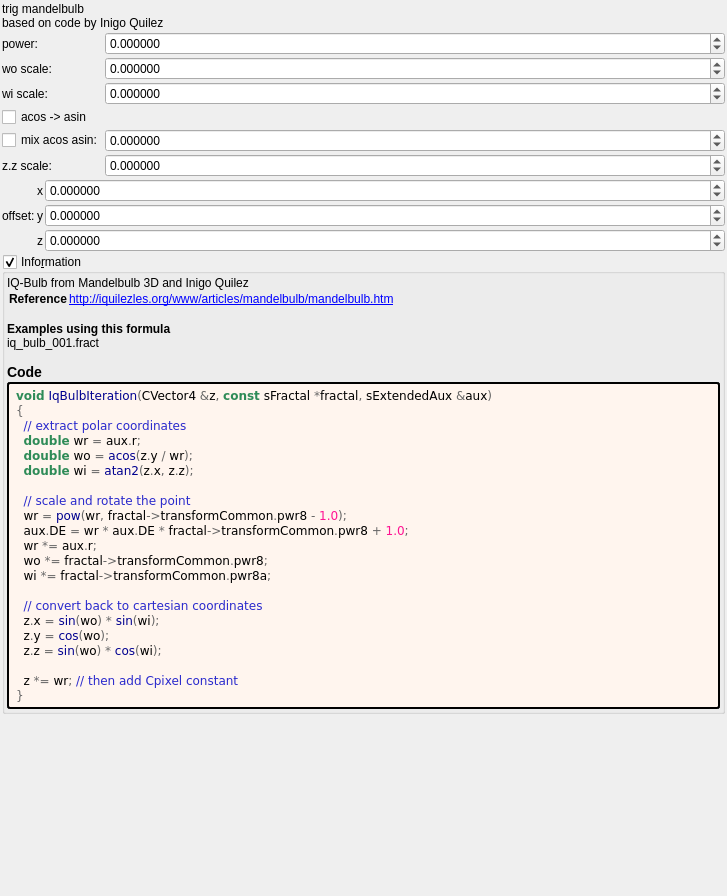
Qt form mandelbulber2/formula/ui/mandelbulb_iq_v2.ui (buddhi1980/mandelbulber2) before a commit.
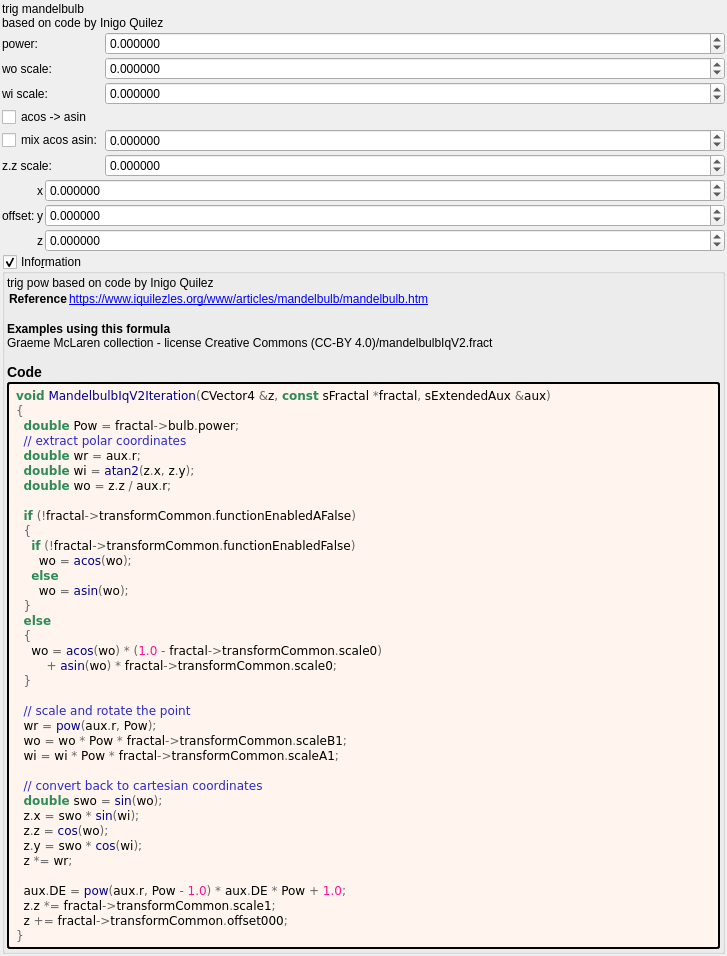
The same form after that commit. Custom widgets are drawn as their Qt base class.

What changed in the file:
```diff
--- a/mandelbulber2/formula/ui/mandelbulb_iq_v2.ui
+++ b/mandelbulber2/formula/ui/mandelbulb_iq_v2.ui
@@ -375,11 +375,11 @@
       <item>
        <widget class="QLabel" name="label_information_general">
         <property name="text">
-         <string notr="true">&lt;p&gt;IQ-Bulb from Mandelbulb 3D and Inigo Quilez&lt;/p&gt;&lt;table&gt;
-&lt;tr&gt;&lt;th&gt;Reference&lt;/th&gt;&lt;td&gt;&lt;a href=&quot;http://iquilezles.org/www/articles/mandelbulb/mandelbulb.htm&quot;&gt;http://iquilezles.org/www/articles/mandelbulb/mandelbulb.htm&lt;br&gt;
+         <string notr="true">&lt;p&gt;trig pow based on code by Inigo Quilez&lt;/p&gt;&lt;table&gt;
+&lt;tr&gt;&lt;th&gt;Reference&lt;/th&gt;&lt;td&gt;&lt;a href=&quot;https://www.iquilezles.org/www/articles/mandelbulb/mandelbulb.htm&quot;&gt;https://www.iquilezles.org/www/articles/mandelbulb/mandelbulb.htm&lt;br&gt;
 &lt;/td&gt;&lt;/tr&gt;
 &lt;/table&gt;
-&lt;br&gt;&lt;b&gt;Examples using this formula&lt;/b&gt;&lt;br&gt;iq_bulb_001.fract&lt;h3&gt;Code&lt;/h3&gt;</string>
+&lt;br&gt;&lt;b&gt;Examples using this formula&lt;/b&gt;&lt;br&gt;Graeme McLaren  collection - license Creative Commons  (CC-BY 4.0)/mandelbulbIqV2.fract&lt;h3&gt;Code&lt;/h3&gt;</string>
         </property>
         <property name="wordWrap">
          <bool>true</bool>
@@ -399,26 +399,42 @@
         </property>
         <property name="text">
          <string notr="true">&lt;body style=&quot;background-color:#fff5ee&quot;&gt;
-&lt;pre style=&quot;color:#000000; background-color:#fff5ee;  font-family:'Courier New',monospace;&quot;&gt;&lt;span style=&quot;color:#2e8b57; font-weight:bold&quot;&gt;void&lt;/span&gt; &lt;span style=&quot;color:#00008f&quot;&gt;IqBulbIteration&lt;/span&gt;&lt;span style=&quot;color:#676767&quot;&gt;(&lt;/span&gt;CVector4 &lt;span style=&quot;color:#676767&quot;&gt;&amp;amp;&lt;/span&gt;z&lt;span style=&quot;color:#676767&quot;&gt;,&lt;/span&gt; &lt;span style=&quot;color:#2e8b57; font-weight:bold&quot;&gt;const&lt;/span&gt; sFractal &lt;span style=&quot;color:#676767&quot;&gt;*&lt;/span&gt;fractal&lt;span style=&quot;color:#676767&quot;&gt;,&lt;/span&gt; sExtendedAux &lt;span style=&quot;color:#676767&quot;&gt;&amp;amp;&lt;/span&gt;aux&lt;span style=&quot;color:#676767&quot;&gt;)&lt;/span&gt;
+&lt;pre style=&quot;color:#000000; background-color:#fff5ee;  font-family:'Courier New',monospace;&quot;&gt;&lt;span style=&quot;color:#2e8b57; font-weight:bold&quot;&gt;void&lt;/span&gt; &lt;span style=&quot;color:#00008f&quot;&gt;MandelbulbIqV2Iteration&lt;/span&gt;&lt;span style=&quot;color:#676767&quot;&gt;(&lt;/span&gt;CVector4 &lt;span style=&quot;color:#676767&quot;&gt;&amp;amp;&lt;/span&gt;z&lt;span style=&quot;color:#676767&quot;&gt;,&lt;/span&gt; &lt;span style=&quot;color:#2e8b57; font-weight:bold&quot;&gt;const&lt;/span&gt; sFractal &lt;span style=&quot;color:#676767&quot;&gt;*&lt;/span&gt;fractal&lt;span style=&quot;color:#676767&quot;&gt;,&lt;/span&gt; sExtendedAux &lt;span style=&quot;color:#676767&quot;&gt;&amp;amp;&lt;/span&gt;aux&lt;span style=&quot;color:#676767&quot;&gt;)&lt;/span&gt;
 &lt;span style=&quot;color:#676767&quot;&gt;{&lt;/span&gt;
+  &lt;span style=&quot;color:#2e8b57; font-weight:bold&quot;&gt;double&lt;/span&gt; Pow &lt;span style=&quot;color:#676767&quot;&gt;=&lt;/span&gt; fractal&lt;span style=&quot;color:#676767&quot;&gt;-&amp;gt;&lt;/span&gt;bulb&lt;span style=&quot;color:#676767&quot;&gt;.&lt;/span&gt;power&lt;span style=&quot;color:#676767&quot;&gt;;&lt;/span&gt;
   &lt;span style=&quot;color:#2929cc&quot;&gt;// extract polar coordinates&lt;/span&gt;
   &lt;span style=&quot;color:#2e8b57; font-weight:bold&quot;&gt;double&lt;/span&gt; wr &lt;span style=&quot;color:#676767&quot;&gt;=&lt;/span&gt; aux&lt;span style=&quot;color:#676767&quot;&gt;.&lt;/span&gt;r&lt;span style=&quot;color:#676767&quot;&gt;;&lt;/span&gt;
-  &lt;span style=&quot;color:#2e8b57; font-weight:bold&quot;&gt;double&lt;/span&gt; wo &lt;span style=&quot;color:#676767&quot;&gt;=&lt;/span&gt; &lt;span style=&quot;color:#00008f&quot;&gt;acos&lt;/span&gt;&lt;span style=&quot;color:#676767&quot;&gt;(&lt;/span&gt;z&lt;span style=&quot;color:#676767&quot;&gt;.&lt;/span&gt;y &lt;span style=&quot;color:#676767&quot;&gt;/&lt;/span&gt; wr&lt;span style=&quot;color:#676767&quot;&gt;);&lt;/span&gt;
-  &lt;span style=&quot;color:#2e8b57; font-weight:bold&quot;&gt;double&lt;/span&gt; wi &lt;span style=&quot;color:#676767&quot;&gt;=&lt;/span&gt; &lt;span style=&quot;color:#00008f&quot;&gt;atan2&lt;/span&gt;&lt;span style=&quot;color:#676767&quot;&gt;(&lt;/span&gt;z&lt;span style=&quot;color:#676767&quot;&gt;.&lt;/span&gt;x&lt;span style=&quot;color:#676767&quot;&gt;,&lt;/span&gt; z&lt;span style=&quot;color:#676767&quot;&gt;.&lt;/span&gt;z&lt;span style=&quot;color:#676767&quot;&gt;);&lt;/span&gt;
+  &lt;span style=&quot;color:#2e8b57; font-weight:bold&quot;&gt;double&lt;/span&gt; wi &lt;span style=&quot;color:#676767&quot;&gt;=&lt;/span&gt; &lt;span style=&quot;color:#00008f&quot;&gt;atan2&lt;/span&gt;&lt;span style=&quot;color:#676767&quot;&gt;(&lt;/span&gt;z&lt;span style=&quot;color:#676767&quot;&gt;.&lt;/span&gt;x&lt;span style=&quot;color:#676767&quot;&gt;,&lt;/span&gt; z&lt;span style=&quot;color:#676767&quot;&gt;.&lt;/span&gt;y&lt;span style=&quot;color:#676767&quot;&gt;);&lt;/span&gt;
+  &lt;span style=&quot;color:#2e8b57; font-weight:bold&quot;&gt;double&lt;/span&gt; wo &lt;span style=&quot;color:#676767&quot;&gt;=&lt;/span&gt; z&lt;span style=&quot;color:#676767&quot;&gt;.&lt;/span&gt;z &lt;span style=&quot;color:#676767&quot;&gt;/&lt;/span&gt; aux&lt;span style=&quot;color:#676767&quot;&gt;.&lt;/span&gt;r&lt;span style=&quot;color:#676767&quot;&gt;;&lt;/span&gt;
+
+  &lt;span style=&quot;color:#2e8b57; font-weight:bold&quot;&gt;if&lt;/span&gt; &lt;span style=&quot;color:#676767&quot;&gt;(!&lt;/span&gt;fractal&lt;span style=&quot;color:#676767&quot;&gt;-&amp;gt;&lt;/span&gt;transformCommon&lt;span style=&quot;color:#676767&quot;&gt;.&lt;/span&gt;functionEnabledAFalse&lt;span style=&quot;color:#676767&quot;&gt;)&lt;/span&gt;
+  &lt;span style=&quot;color:#676767&quot;&gt;{&lt;/span&gt;
+    &lt;span style=&quot;color:#2e8b57; font-weight:bold&quot;&gt;if&lt;/span&gt; &lt;span style=&quot;color:#676767&quot;&gt;(!&lt;/span&gt;fractal&lt;span style=&quot;color:#676767&quot;&gt;-&amp;gt;&lt;/span&gt;transformCommon&lt;span style=&quot;color:#676767&quot;&gt;.&lt;/span&gt;functionEnabledFalse&lt;span style=&quot;color:#676767&quot;&gt;)&lt;/span&gt;
+      wo &lt;span style=&quot;color:#676767&quot;&gt;=&lt;/span&gt; &lt;span style=&quot;color:#00008f&quot;&gt;acos&lt;/span&gt;&lt;span style=&quot;color:#676767&quot;&gt;(&lt;/span&gt;wo&lt;span style=&quot;color:#676767&quot;&gt;);&lt;/span&gt;
+    &lt;span style=&quot;color:#2e8b57; font-weight:bold&quot;&gt;else&lt;/span&gt;
+      wo &lt;span style=&quot;color:#676767&quot;&gt;=&lt;/span&gt; &lt;span style=&quot;color:#00008f&quot;&gt;asin&lt;/span&gt;&lt;span style=&quot;color:#676767&quot;&gt;(&lt;/span&gt;wo&lt;span style=&quot;color:#676767&quot;&gt;);&lt;/span&gt;
+  &lt;span style=&quot;color:#676767&quot;&gt;}&lt;/span&gt;
+  &lt;span style=&quot;color:#2e8b57; font-weight:bold&quot;&gt;else&lt;/span&gt;
+  &lt;span style=&quot;color:#676767&quot;&gt;{&lt;/span&gt;
+    wo &lt;span style=&quot;color:#676767&quot;&gt;=&lt;/span&gt; &lt;span style=&quot;color:#00008f&quot;&gt;acos&lt;/span&gt;&lt;span style=&quot;color:#676767&quot;&gt;(&lt;/span&gt;wo&lt;span style=&quot;color:#676767&quot;&gt;) * (&lt;/span&gt;&lt;span style=&quot;color:#ff1493&quot;&gt;1.0&lt;/span&gt; &lt;span style=&quot;color:#676767&quot;&gt;-&lt;/span&gt; fractal&lt;span style=&quot;color:#676767&quot;&gt;-&amp;gt;&lt;/span&gt;transformCommon&lt;span style=&quot;color:#676767&quot;&gt;.&lt;/span&gt;scale0&lt;span style=&quot;color:#676767&quot;&gt;)&lt;/span&gt;
+        &lt;span style=&quot;color:#676767&quot;&gt;+&lt;/span&gt; &lt;span style=&quot;color:#00008f&quot;&gt;asin&lt;/span&gt;&lt;span style=&quot;color:#676767&quot;&gt;(&lt;/span&gt;wo&lt;span style=&quot;color:#676767&quot;&gt;) *&lt;/span&gt; fractal&lt;span style=&quot;color:#676767&quot;&gt;-&amp;gt;&lt;/span&gt;transformCommon&lt;span style=&quot;color:#676767&quot;&gt;.&lt;/span&gt;scale0&lt;span style=&quot;color:#676767&quot;&gt;;&lt;/span&gt;
+  &lt;span style=&quot;color:#676767&quot;&gt;}&lt;/span&gt;
 
   &lt;span style=&quot;color:#2929cc&quot;&gt;// scale and rotate the point&lt;/span&gt;
-  wr &lt;span style=&quot;color:#676767&quot;&gt;=&lt;/span&gt; &lt;span style=&quot;color:#00008f&quot;&gt;pow&lt;/span&gt;&lt;span style=&quot;color:#676767&quot;&gt;(&lt;/span&gt;wr&lt;span style=&quot;color:#676767&quot;&gt;,&lt;/span&gt; fractal&lt;span style=&quot;color:#676767&quot;&gt;-&amp;gt;&lt;/span&gt;transformCommon&lt;span style=&quot;color:#676767&quot;&gt;.&lt;/span&gt;pwr8 &lt;span style=&quot;color:#676767&quot;&gt;-&lt;/span&gt; &lt;span style=&quot;color:#ff1493&quot;&gt;1.0&lt;/span&gt;&lt;span style=&quot;color:#676767&quot;&gt;);&lt;/span&gt;
-  aux&lt;span style=&quot;color:#676767&quot;&gt;.&lt;/span&gt;DE &lt;span style=&quot;color:#676767&quot;&gt;=&lt;/span&gt; wr &lt;span style=&quot;color:#676767&quot;&gt;*&lt;/span&gt; aux&lt;span style=&quot;color:#676767&quot;&gt;.&lt;/span&gt;DE &lt;span style=&quot;color:#676767&quot;&gt;*&lt;/span&gt; fractal&lt;span style=&quot;color:#676767&quot;&gt;-&amp;gt;&lt;/span&gt;transformCommon&lt;span style=&quot;color:#676767&quot;&gt;.&lt;/span&gt;pwr8 &lt;span style=&quot;color:#676767&quot;&gt;+&lt;/span&gt; &lt;span style=&quot;color:#ff1493&quot;&gt;1.0&lt;/span&gt;&lt;span style=&quot;color:#676767&quot;&gt;;&lt;/span&gt;
-  wr &lt;span style=&quot;color:#676767&quot;&gt;*=&lt;/span&gt; aux&lt;span style=&quot;color:#676767&quot;&gt;.&lt;/span&gt;r&lt;span style=&quot;color:#676767&quot;&gt;;&lt;/span&gt;
-  wo &lt;span style=&quot;color:#676767&quot;&gt;*=&lt;/span&gt; fractal&lt;span style=&quot;color:#676767&quot;&gt;-&amp;gt;&lt;/span&gt;transformCommon&lt;span style=&quot;color:#676767&quot;&gt;.&lt;/span&gt;pwr8&lt;span style=&quot;color:#676767&quot;&gt;;&lt;/span&gt;
-  wi &lt;span style=&quot;color:#676767&quot;&gt;*=&lt;/span&gt; fractal&lt;span style=&quot;color:#676767&quot;&gt;-&amp;gt;&lt;/span&gt;transformCommon&lt;span style=&quot;color:#676767&quot;&gt;.&lt;/span&gt;pwr8a&lt;span style=&quot;color:#676767&quot;&gt;;&lt;/span&gt;
+  wr &lt;span style=&quot;color:#676767&quot;&gt;=&lt;/span&gt; &lt;span style=&quot;color:#00008f&quot;&gt;pow&lt;/span&gt;&lt;span style=&quot;color:#676767&quot;&gt;(&lt;/span&gt;aux&lt;span style=&quot;color:#676767&quot;&gt;.&lt;/span&gt;r&lt;span style=&quot;color:#676767&quot;&gt;,&lt;/span&gt; Pow&lt;span style=&quot;color:#676767&quot;&gt;);&lt;/span&gt;
+  wo &lt;span style=&quot;color:#676767&quot;&gt;=&lt;/span&gt; wo &lt;span style=&quot;color:#676767&quot;&gt;*&lt;/span&gt; Pow &lt;span style=&quot;color:#676767&quot;&gt;*&lt;/span&gt; fractal&lt;span style=&quot;color:#676767&quot;&gt;-&amp;gt;&lt;/span&gt;transformCommon&lt;span style=&quot;color:#676767&quot;&gt;.&lt;/span&gt;scaleB1&lt;span style=&quot;color:#676767&quot;&gt;;&lt;/span&gt;
+  wi &lt;span style=&quot;color:#676767&quot;&gt;=&lt;/span&gt; wi &lt;span style=&quot;color:#676767&quot;&gt;*&lt;/span&gt; Pow &lt;span style=&quot;color:#676767&quot;&gt;*&lt;/span&gt; fractal&lt;span style=&quot;color:#676767&quot;&gt;-&amp;gt;&lt;/span&gt;transformCommon&lt;span style=&quot;color:#676767&quot;&gt;.&lt;/span&gt;scaleA1&lt;span style=&quot;color:#676767&quot;&gt;;&lt;/span&gt;
 
   &lt;span style=&quot;color:#2929cc&quot;&gt;// convert back to cartesian coordinates&lt;/span&gt;
-  z&lt;span style=&quot;color:#676767&quot;&gt;.&lt;/span&gt;x &lt;span style=&quot;color:#676767&quot;&gt;=&lt;/span&gt; &lt;span style=&quot;color:#00008f&quot;&gt;sin&lt;/span&gt;&lt;span style=&quot;color:#676767&quot;&gt;(&lt;/span&gt;wo&lt;span style=&quot;color:#676767&quot;&gt;) *&lt;/span&gt; &lt;span style=&quot;color:#00008f&quot;&gt;sin&lt;/span&gt;&lt;span style=&quot;color:#676767&quot;&gt;(&lt;/span&gt;wi&lt;span style=&quot;color:#676767&quot;&gt;);&lt;/span&gt;
-  z&lt;span style=&quot;color:#676767&quot;&gt;.&lt;/span&gt;y &lt;span style=&quot;color:#676767&quot;&gt;=&lt;/span&gt; &lt;span style=&quot;color:#00008f&quot;&gt;cos&lt;/span&gt;&lt;span style=&quot;color:#676767&quot;&gt;(&lt;/span&gt;wo&lt;span style=&quot;color:#676767&quot;&gt;);&lt;/span&gt;
-  z&lt;span style=&quot;color:#676767&quot;&gt;.&lt;/span&gt;z &lt;span style=&quot;color:#676767&quot;&gt;=&lt;/span&gt; &lt;span style=&quot;color:#00008f&quot;&gt;sin&lt;/span&gt;&lt;span style=&quot;color:#676767&quot;&gt;(&lt;/span&gt;wo&lt;span style=&quot;color:#676767&quot;&gt;) *&lt;/span&gt; &lt;span style=&quot;color:#00008f&quot;&gt;cos&lt;/span&gt;&lt;span style=&quot;color:#676767&quot;&gt;(&lt;/span&gt;wi&lt;span style=&quot;color:#676767&quot;&gt;);&lt;/span&gt;
+  &lt;span style=&quot;color:#2e8b57; font-weight:bold&quot;&gt;double&lt;/span&gt; swo &lt;span style=&quot;color:#676767&quot;&gt;=&lt;/span&gt; &lt;span style=&quot;color:#00008f&quot;&gt;sin&lt;/span&gt;&lt;span style=&quot;color:#676767&quot;&gt;(&lt;/span&gt;wo&lt;span style=&quot;color:#676767&quot;&gt;);&lt;/span&gt;
+  z&lt;span style=&quot;color:#676767&quot;&gt;.&lt;/span&gt;x &lt;span style=&quot;color:#676767&quot;&gt;=&lt;/span&gt; swo &lt;span style=&quot;color:#676767&quot;&gt;*&lt;/span&gt; &lt;span style=&quot;color:#00008f&quot;&gt;sin&lt;/span&gt;&lt;span style=&quot;color:#676767&quot;&gt;(&lt;/span&gt;wi&lt;span style=&quot;color:#676767&quot;&gt;);&lt;/span&gt;
+  z&lt;span style=&quot;color:#676767&quot;&gt;.&lt;/span&gt;z &lt;span style=&quot;color:#676767&quot;&gt;=&lt;/span&gt; &lt;span style=&quot;color:#00008f&quot;&gt;cos&lt;/span&gt;&lt;span style=&quot;color:#676767&quot;&gt;(&lt;/span&gt;wo&lt;span style=&quot;color:#676767&quot;&gt;);&lt;/span&gt;
+  z&lt;span style=&quot;color:#676767&quot;&gt;.&lt;/span&gt;y &lt;span style=&quot;color:#676767&quot;&gt;=&lt;/span&gt; swo &lt;span style=&quot;color:#676767&quot;&gt;*&lt;/span&gt; &lt;span style=&quot;color:#00008f&quot;&gt;cos&lt;/span&gt;&lt;span style=&quot;color:#676767&quot;&gt;(&lt;/span&gt;wi&lt;span style=&quot;color:#676767&quot;&gt;);&lt;/span&gt;
+  z &lt;span style=&quot;color:#676767&quot;&gt;*=&lt;/span&gt; wr&lt;span style=&quot;color:#676767&quot;&gt;;&lt;/span&gt;
 
-  z &lt;span style=&quot;color:#676767&quot;&gt;*=&lt;/span&gt; wr&lt;span style=&quot;color:#676767&quot;&gt;;&lt;/span&gt; &lt;span style=&quot;color:#2929cc&quot;&gt;// then add Cpixel constant&lt;/span&gt;
+  aux&lt;span style=&quot;color:#676767&quot;&gt;.&lt;/span&gt;DE &lt;span style=&quot;color:#676767&quot;&gt;=&lt;/span&gt; &lt;span style=&quot;color:#00008f&quot;&gt;pow&lt;/span&gt;&lt;span style=&quot;color:#676767&quot;&gt;(&lt;/span&gt;aux&lt;span style=&quot;color:#676767&quot;&gt;.&lt;/span&gt;r&lt;span style=&quot;color:#676767&quot;&gt;,&lt;/span&gt; Pow &lt;span style=&quot;color:#676767&quot;&gt;-&lt;/span&gt; &lt;span style=&quot;color:#ff1493&quot;&gt;1.0&lt;/span&gt;&lt;span style=&quot;color:#676767&quot;&gt;) *&lt;/span&gt; aux&lt;span style=&quot;color:#676767&quot;&gt;.&lt;/span&gt;DE &lt;span style=&quot;color:#676767&quot;&gt;*&lt;/span&gt; Pow &lt;span style=&quot;color:#676767&quot;&gt;+&lt;/span&gt; &lt;span style=&quot;color:#ff1493&quot;&gt;1.0&lt;/span&gt;&lt;span style=&quot;color:#676767&quot;&gt;;&lt;/span&gt;
+  z&lt;span style=&quot;color:#676767&quot;&gt;.&lt;/span&gt;z &lt;span style=&quot;color:#676767&quot;&gt;*=&lt;/span&gt; fractal&lt;span style=&quot;color:#676767&quot;&gt;-&amp;gt;&lt;/span&gt;transformCommon&lt;span style=&quot;color:#676767&quot;&gt;.&lt;/span&gt;scale1&lt;span style=&quot;color:#676767&quot;&gt;;&lt;/span&gt;
+  z &lt;span style=&quot;color:#676767&quot;&gt;+=&lt;/span&gt; fractal&lt;span style=&quot;color:#676767&quot;&gt;-&amp;gt;&lt;/span&gt;transformCommon&lt;span style=&quot;color:#676767&quot;&gt;.&lt;/span&gt;offset000&lt;span style=&quot;color:#676767&quot;&gt;;&lt;/span&gt;
 &lt;span style=&quot;color:#676767&quot;&gt;}&lt;/span&gt;
 &lt;/pre&gt;
 &lt;/body&gt;</string>
```
Left out of the diff: 4 changed lines with no effect on the pictures.
